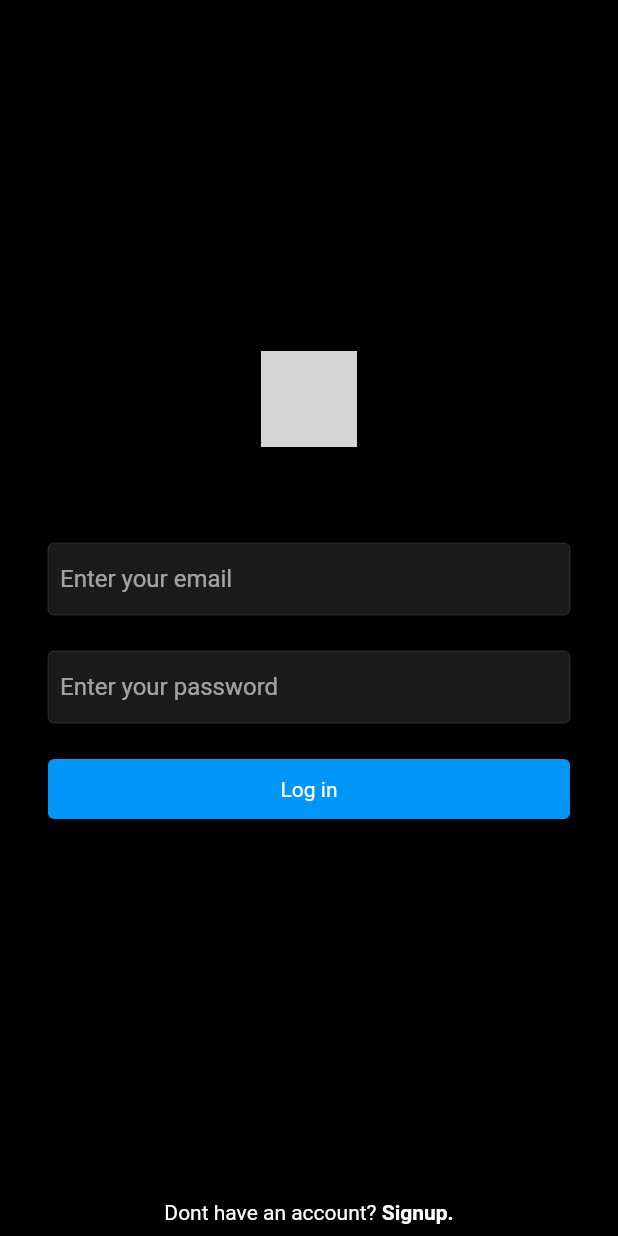
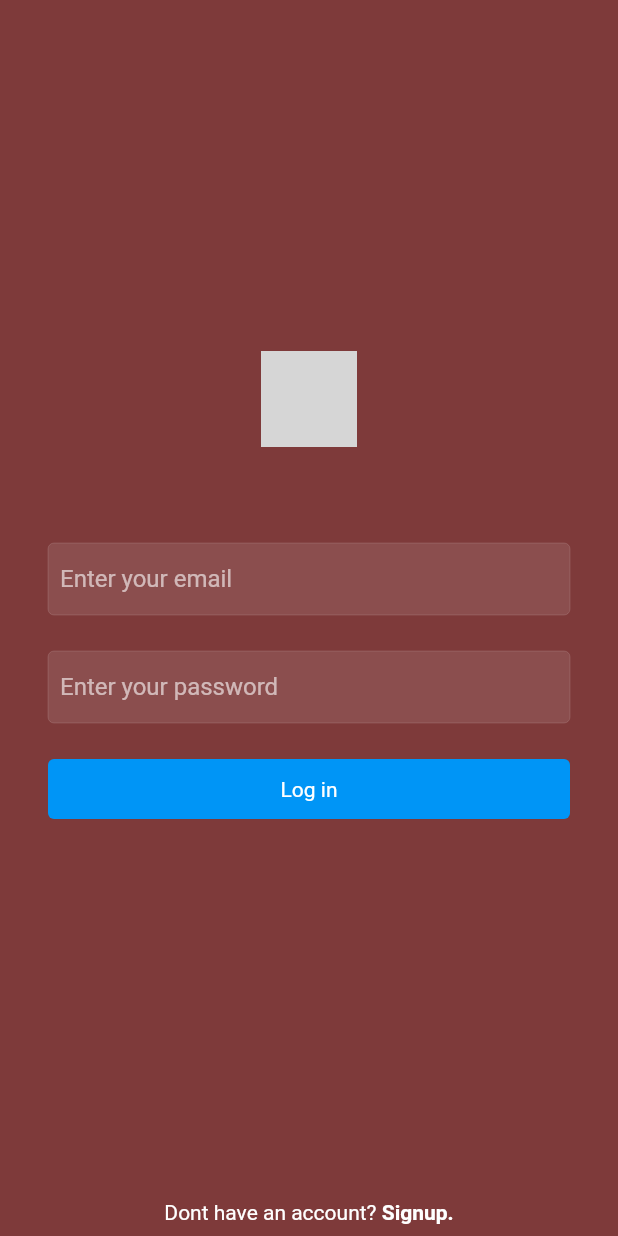
Before and after one commit to KirilTrbojevikj/mis, a Flutter app: the screen it shows after launch, on a phone screen of 412 x 824 dp. Run offline on Flutter 3.47's test engine with Material 2 defaults, Android fonts, the phone set to English and light mode, and no system bars; our stand-ins replace cloud_firestore, firebase_auth, firebase_core, firebase_storage, flutter_svg, image_picker; accounts and stored records are empty; project files that could hold a hidden picture were left out; grey boxes are pictures that could not be loaded.

Commit message:
Color update

```diff
--- a/lib/utils/colors.dart
+++ b/lib/utils/colors.dart
@@ -1,6 +1,6 @@
 import 'package:flutter/material.dart';
 
-const mobileBackgroundColor = Color.fromRGBO(0, 0, 0, 1);
+const mobileBackgroundColor = Color.fromARGB(255, 126, 58, 58);
 const webBackgroundColor = Color.fromRGBO(18, 18, 18, 1);
 const mobileSearchColor = Color.fromRGBO(38, 38, 38, 1);
 const blueColor = Color.fromRGBO(0, 149, 246, 1);
```
